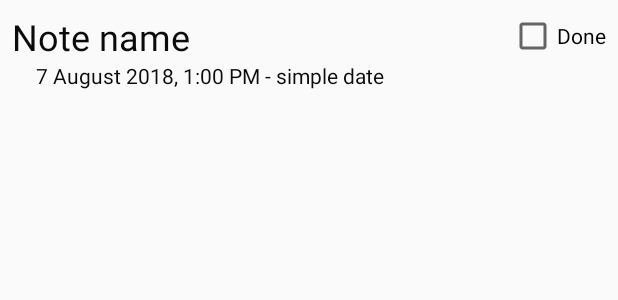
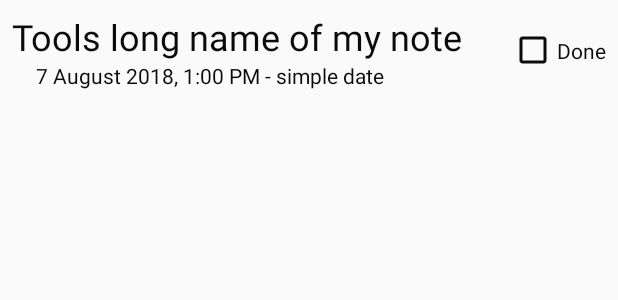
Before and after one commit to true-devels/schedule, an Android app: the layout item.xml on its own in the app's theme, with its tools: preview values and no code run, on a phone screen of 412 x 824 dp. Shown: the top 300 px of the screen. Run offline under Robolectric (Android 15) with nearby library versions, the phone set to English and light mode, and no system bars.

Commit message:
Some better design

```diff
--- a/app/src/main/java/com/company/schedule/model/repository/MainRepository.java
+++ b/app/src/main/java/com/company/schedule/model/repository/MainRepository.java
@@ -9,6 +9,7 @@ import com.company.schedule.model.system.SchedulersProvider;
 import java.util.List;
 
 import io.reactivex.Completable;
+import io.reactivex.CompletableEmitter;
 import io.reactivex.Observable;
 import io.reactivex.ObservableOnSubscribe;
 
@@ -55,9 +56,8 @@ public class MainRepository {
 
     //method that inserts new note into DB
     public Completable insertNote(final Note note) {
-        return Completable.create(emitter -> {
-            long[] ids = noteDAO.insertNotes(note);
-            for (long id: ids) Log.d("myLog", String.valueOf(id));
+        return Completable.create((CompletableEmitter emitter) -> {
+            noteDAO.insertNotes(note);
             emitter.onComplete();
         })
                 .subscribeOn(schedulers.io())
--- a/app/src/main/java/com/company/schedule/model/system/AppSchedulers.java
+++ b/app/src/main/java/com/company/schedule/model/system/AppSchedulers.java
@@ -4,6 +4,7 @@ import java.util.concurrent.ExecutorService;
 import java.util.concurrent.Executors;
 
 import io.reactivex.Scheduler;
+//import io.reactivex.android.schedulers.AndroidSchedulers;
 import io.reactivex.android.schedulers.AndroidSchedulers;
 import io.reactivex.schedulers.Schedulers;
 
--- a/app/src/main/java/com/company/schedule/presentation/presenter/MainPresenter.java
+++ b/app/src/main/java/com/company/schedule/presentation/presenter/MainPresenter.java
@@ -21,7 +21,7 @@ public class MainPresenter {
             noteCheckedOn.setDone(isChecked);
             interactor.updateNote(noteCheckedOn)
                     .subscribe(
-                            () -> emptyFunction(),
+                            () -> {},  // we do nothing when update finished
                             e -> handleThrowable(e)
                     );
         }
@@ -40,8 +40,4 @@ public class MainPresenter {
     public void detachView() {
         this.view = null;
     }
-
-    private void emptyFunction() {
-
-    }
 }
--- a/app/src/main/res/layout/activity_main.xml
+++ b/app/src/main/res/layout/activity_main.xml
@@ -25,7 +25,7 @@
     <FrameLayout xmlns:android="http://schemas.android.com/apk/res/android"
         android:id="@+id/fragmentContainer"
         android:layout_width="match_parent"
-        android:layout_height="match_parent"
-        android:paddingTop="100dp" />
+        android:layout_height="wrap_content"
+        android:paddingTop="?attr/actionBarSize" />
 
 </android.support.design.widget.CoordinatorLayout>
--- a/app/src/main/res/layout/item.xml
+++ b/app/src/main/res/layout/item.xml
@@ -3,45 +3,52 @@
     xmlns:tools="http://schemas.android.com/tools"
     android:layout_width="match_parent"
     android:layout_height="wrap_content"
-    android:orientation="vertical"
-    android:padding="8dp">
+    android:orientation="horizontal">
 
-    <RelativeLayout
-        android:layout_width="match_parent"
+    <LinearLayout
+        android:layout_width="0dp"
         android:layout_height="wrap_content"
-        android:orientation="horizontal">
+        android:layout_weight="1"
+        android:orientation="vertical"
+        android:paddingBottom="8dp"
+        android:paddingLeft="8dp"
+        android:paddingStart="8dp"
+        android:paddingTop="8dp">
 
         <TextView
             android:id="@+id/tvItemNoteName"
-            android:layout_width="wrap_content"
+            android:layout_width="match_parent"
             android:layout_height="wrap_content"
             android:ellipsize="marquee"
-            android:focusable="true"
-
-            android:focusableInTouchMode="true"
             android:marqueeRepeatLimit="marquee_forever"
             android:scrollHorizontally="true"
             android:singleLine="true"
             android:textColor="?attr/textcolor"
             android:textSize="24sp"
-            tools:text="Note name" />
+            tools:text="Tools long name of my note" />
+        <!--android:focusable="true"
+            android:focusableInTouchMode="true"-->
+        <TextView
+            android:id="@+id/tvItemDate"
+            android:layout_width="match_parent"
+            android:layout_height="wrap_content"
+            android:layout_marginStart="16dp"
+            android:textColor="?attr/textcolor"
+            tools:text="7 August 2018, 1:00 PM - simple date" />
 
-        <CheckBox
-            android:id="@+id/checkBox_done"
-            android:layout_width="wrap_content"
-            android:layout_height="wrap_content"
-            android:layout_gravity="end"
-            android:layout_alignParentEnd="true"
-            android:text="@string/checkbox" />
-    </RelativeLayout>
+    </LinearLayout>
 
-    <TextView
-        android:id="@+id/tvItemDate"
-        android:layout_width="match_parent"
+    <CheckBox
+        android:id="@+id/checkBox_done"
+        android:layout_width="wrap_content"
         android:layout_height="wrap_content"
-        android:layout_marginLeft="16dp"
-        android:textColor="?attr/textcolor"
-        tools:text="7 August 2018, 1:00 PM - simple date" />
+        android:layout_gravity="center"
+        android:buttonTint="?attr/textcolor"
+        android:paddingBottom="24dp"
+        android:paddingEnd="8dp"
+        android:paddingTop="24dp"
+        android:text="@string/checkbox"
+        android:textColor="?attr/textcolor" />
 
 
 </LinearLayout>
--- a/app/src/main/res/values/styles.xml
+++ b/app/src/main/res/values/styles.xml
@@ -14,6 +14,7 @@
         <item name="tintcolor">@color/whiteModeTintColor</item>
         <item name="buttoncolor">#2196F3</item>
         <item name="android:windowAnimationStyle">@style/WindowAnimationTransition</item>
+        <item name="coordinatorLayoutStyle">@style/Widget.Support.CoordinatorLayout</item>
     </style>
 
     <!-- Night / dark  Mode theme. -->
@@ -28,7 +29,7 @@
         <item name="tintcolor">@color/darkModeTintColor</item>
         <item name="buttoncolor">#2196F3</item>
         <item name="android:windowAnimationStyle">@style/WindowAnimationTransition</item>
-
+        <item name="coordinatorLayoutStyle">@style/Widget.Support.CoordinatorLayout</item>
     </style>
     <!--Fade animation between activities-->
     <style name="WindowAnimationTransition">
```
Also changed, not shown: app/build.gradle (+10 -11 lines), app/src/main/res/values/colors.xml (+8 -8 lines), 1 other file.
